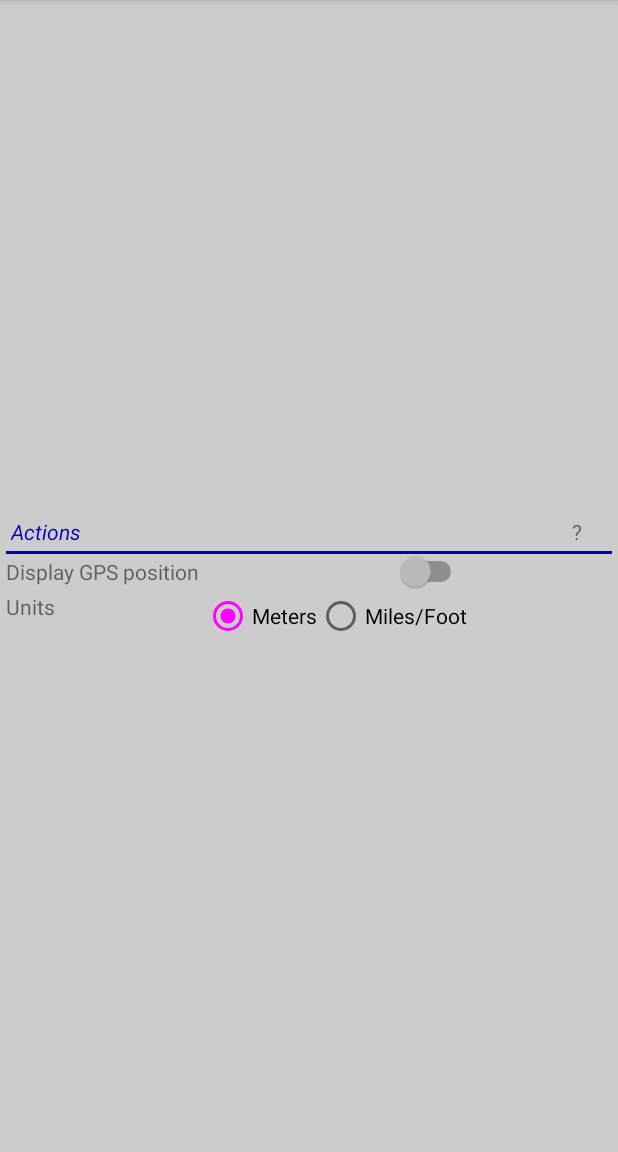
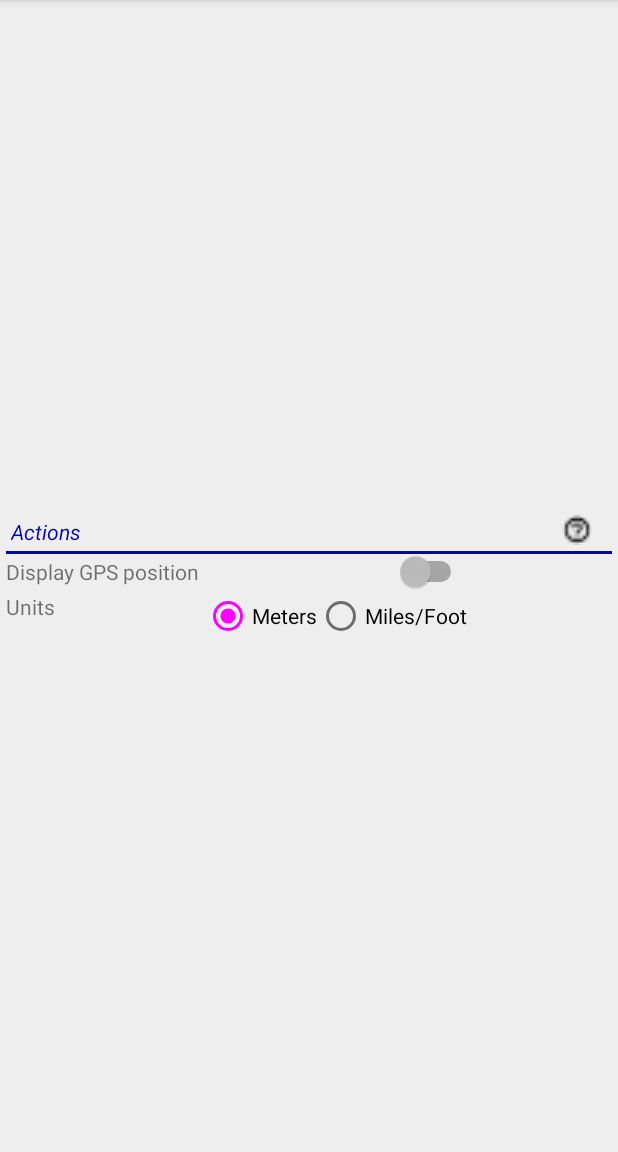
Before and after one commit to iddekingej/GPXPoint, an Android app: the screen it shows after launch (GPSInfo), on a phone screen of 412 x 824 dp, the part 84-1236 px from its top. Run offline under Robolectric (Android 15) with nearby library versions, the phone set to English and light mode, and no system bars.

Commit message:
Improve layout

```diff
--- a/app/build.gradle
+++ b/app/build.gradle
@@ -16,8 +16,8 @@ android {
         applicationId "org.elaya.gpslocation"
         minSdkVersion 17
         targetSdkVersion 26
-        versionCode 2
-        versionName "0.1"
+        versionCode 4
+        versionName "0.1.4"
         testInstrumentationRunner "android.support.test.runner.AndroidJUnitRunner"
     }
     buildTypes {
--- /dev/null
+++ b/app/src/main/res/drawable/copyicon.xml
@@ -0,0 +1,9 @@
+<vector xmlns:android="http://schemas.android.com/apk/res/android"
+        android:width="24dp"
+        android:height="24dp"
+        android:viewportWidth="24.0"
+        android:viewportHeight="24.0">
+    <path
+        android:fillColor="#FF000000"
+        android:pathData="M16,1L4,1c-1.1,0 -2,0.9 -2,2v14h2L4,3h12L16,1zM19,5L8,5c-1.1,0 -2,0.9 -2,2v14c0,1.1 0.9,2 2,2h11c1.1,0 2,-0.9 2,-2L21,7c0,-1.1 -0.9,-2 -2,-2zM19,21L8,21L8,7h11v14z"/>
+</vector>
--- /dev/null
+++ b/app/src/main/res/drawable/help.xml
@@ -0,0 +1,9 @@
+<vector xmlns:android="http://schemas.android.com/apk/res/android"
+        android:width="24dp"
+        android:height="24dp"
+        android:viewportWidth="24.0"
+        android:viewportHeight="24.0">
+    <path
+        android:fillColor="#FF000000"
+        android:pathData="M11,18h2v-2h-2v2zM12,2C6.48,2 2,6.48 2,12s4.48,10 10,10 10,-4.48 10,-10S17.52,2 12,2zM12,20c-4.41,0 -8,-3.59 -8,-8s3.59,-8 8,-8 8,3.59 8,8 -3.59,8 -8,8zM12,6c-2.21,0 -4,1.79 -4,4h2c0,-1.1 0.9,-2 2,-2s2,0.9 2,2c0,2 -3,1.75 -3,5h2c0,-2.25 3,-2.5 3,-5 0,-2.21 -1.79,-4 -4,-4z"/>
+</vector>
--- a/app/src/main/res/layout/activity_gpxinfo.xml
+++ b/app/src/main/res/layout/activity_gpxinfo.xml
@@ -1,5 +1,6 @@
 <?xml version="1.0" encoding="utf-8"?>
 <LinearLayout xmlns:android="http://schemas.android.com/apk/res/android"
+    xmlns:app="http://schemas.android.com/apk/res-auto"
     xmlns:tools="http://schemas.android.com/tools"
     android:layout_width="match_parent"
     android:layout_height="match_parent"
@@ -41,21 +42,25 @@
                 <TextView
                     android:id="@+id/textView13"
                     style="@style/sectionLabel"
-                    android:layout_width="0dp"
+                    android:layout_width="match_parent"
                     android:layout_height="wrap_content"
                     android:layout_weight="1"
                     android:text="@string/actions"
                     tools:layout_editor_absoluteX="-20dp"
                     tools:layout_editor_absoluteY="-9dp" />
 
-                <TextView
+                <ImageView
                     android:id="@+id/help"
                     android:layout_width="wrap_content"
                     android:layout_height="wrap_content"
                     android:layout_marginEnd="10dp"
+                    android:layout_weight="1"
                     android:clickable="true"
+                    android:contentDescription="@string/help"
                     android:onClick="openHelp"
-                    android:text="@string/helpButton" />
+                    android:scaleX="3"
+                    android:scaleY="3"
+                    android:src="@drawable/help" />
             </LinearLayout>
 
             <TableLayout
@@ -137,17 +142,17 @@
                         android:text="@string/position" />
 
                     <ImageView
-                        android:id="@+id/imageButton"
+                        android:id="@+id/copyLocation"
                         android:layout_width="wrap_content"
                         android:layout_height="wrap_content"
+                        android:layout_marginEnd="10dp"
                         android:layout_weight="1"
                         android:clickable="true"
-                        android:layout_marginEnd="10dp"
+                        android:contentDescription="@string/coordinatesCopied"
                         android:onClick="copyCoordinates"
-                        android:scaleX="2"
-                        android:scaleY="2"
-                        android:contentDescription="@string/coordinatesCopied"
-                        android:src="?android:attr/actionModeCopyDrawable" />
+                        android:scaleX="3"
+                        android:scaleY="3"
+                        android:src="@drawable/copyicon" />
 
                 </LinearLayout>
 
@@ -216,14 +221,14 @@
                         android:id="@+id/copyOther"
                         android:layout_width="wrap_content"
                         android:layout_height="wrap_content"
+                        android:layout_marginEnd="10dp"
                         android:layout_weight="1"
                         android:clickable="true"
-                        android:layout_marginEnd="10dp"
+                        android:contentDescription="@string/otherCopied"
                         android:onClick="copyOther"
-                        android:scaleX="2"
-                        android:scaleY="2"
-                        android:contentDescription="@string/otherCopied"
-                        android:src="?android:attr/actionModeCopyDrawable" />
+                        android:scaleX="3"
+                        android:scaleY="3"
+                        android:src="@drawable/copyicon" />
 
                 </LinearLayout>
 
--- a/app/src/main/res/values/styles.xml
+++ b/app/src/main/res/values/styles.xml
@@ -1,37 +1,53 @@
 <resources>
-    <color name="windowBackground">#CCC</color>
+    <color name="windowBackground">#EEE</color>
     <color name="sectionTitleLine">#FF0000BB</color>
+    <color name="warningBackground">#F00</color>
+    <color name="messageBackground">#080</color>
+
     <!-- Base application theme. -->
     <style name="AppTheme" parent="ThemeOverlay.AppCompat.Light">
-        <!-- Customize your theme here. -->
         <item name="colorPrimary">@color/colorPrimary</item>
         <item name="colorPrimaryDark">@color/colorPrimaryDark</item>
         <item name="colorAccent">@color/colorAccent</item>
         <item name="android:windowBackground">@color/windowBackground</item>
     </style>
+
+    <!-- Style of Lon lat display -->
     <style name="lonLat" parent="android:Widget.TextView">
-        <item name="android:textSize">20sp</item>
         <item name="android:layout_marginRight">10dp</item>
     </style>
+
+    <!-- Display of other information -->
     <style name="otherLabel" parent="android:Widget.TextView">
         <item name="android:layout_marginRight">10dp</item>
     </style>
+
+    <!-- Label on top of the screen, used for  warning -->
     <style name="warningLabel"  parent="android:Widget.TextView">
         <item name="android:textColor">#FFF</item>
-        <item name="android:background">#F00</item>
+        <item name="android:background">@color/warningBackground</item>
         <item name="android:layout_marginBottom">3dp</item>
         <item name="android:padding">3dp</item>
     </style>
+
+    <!-- Bengine message on top of the screen about GPS status -->
+
     <style name="gpsFixMessage" parent="android:Widget.TextView">
         <item name="android:textColor">#FFF</item>
-        <item name="android:background">#080</item>
+        <item name="android:background">@color/messageBackground</item>
         <item name="android:padding">3dp</item>
     </style>
+
+    <!-- Style of section titles !-->
+
     <style name="sectionLabel" parent="android:Widget.TextView">
         <item name="android:textColor">@color/sectionTitleLine</item>
         <item name="android:padding">3dp</item>
         <item name="android:textStyle">italic</item>
     </style>
+
+    <!-- Style of help button -->
+
     <style name="helpLabel"    parent="android:Widget.TextView">
         <item name="android:textColor">@color/sectionTitleLine</item>
         <item name="android:paddingEnd">10dp</item>
```
Also changed, not shown: app/src/main/AndroidManifest.xml (+6 -1 lines), app/src/main/java/org/elaya/gpxpoint/GPSInfo.java (+45 -8 lines).
